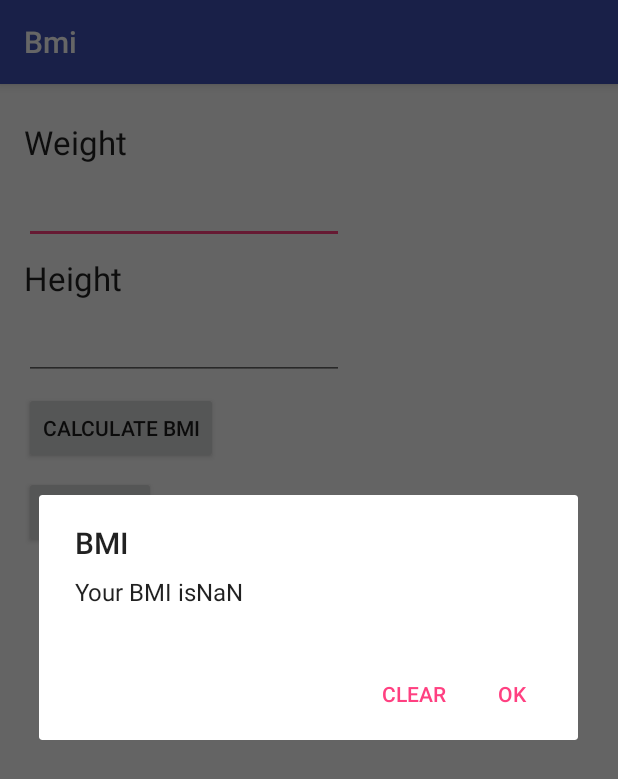
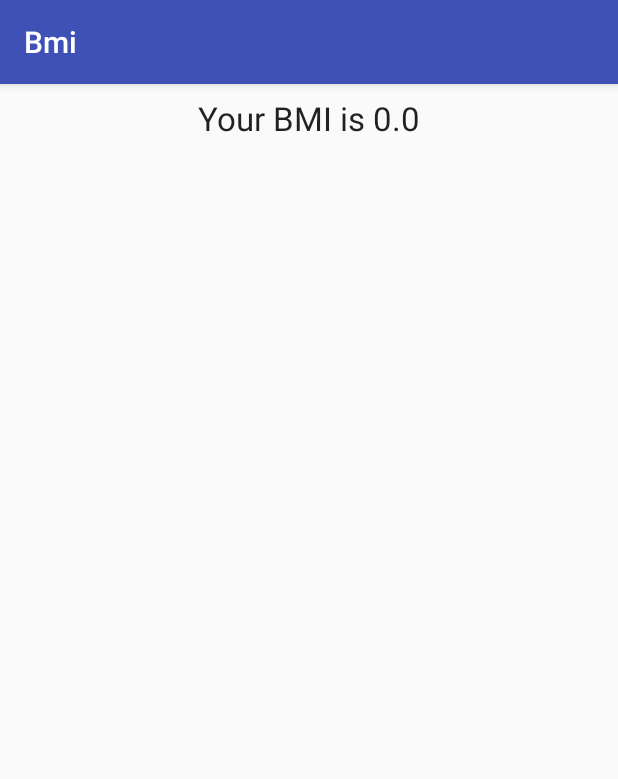
Before and after one commit to ruby10387/Bmi, an Android app: the screen it shows after launch (MainActivity before the commit, ResultActivity after it), after a tap on "CALCULATE BMI", on a phone screen of 412 x 824 dp. Shown: the top 779 px of the screen. Run offline under Robolectric (Android 15) with nearby library versions, the phone set to English and light mode, and no system bars; 2 statements that could not run were skipped.

```diff
--- a/app/build.gradle
+++ b/app/build.gradle
@@ -20,7 +20,7 @@ android {
 
 dependencies {
     implementation fileTree(dir: 'libs', include: ['*.jar'])
-    implementation 'com.android.support:appcompat-v7:28.0.0'
+    implementation 'com.android.support:appcompat-v7:27+'
     implementation 'com.android.support.constraint:constraint-layout:1.1.3'
     testImplementation 'junit:junit:4.12'
     androidTestImplementation 'com.android.support.test:runner:1.0.2'
--- a/app/src/main/AndroidManifest.xml
+++ b/app/src/main/AndroidManifest.xml
@@ -16,6 +16,7 @@
                 <category android:name="android.intent.category.LAUNCHER" />
             </intent-filter>
         </activity>
+        <activity android:name=".ResultActivity"></activity>
     </application>
 
 </manifest>
--- a/app/src/main/java/com/ruby/bmi/MainActivity.java
+++ b/app/src/main/java/com/ruby/bmi/MainActivity.java
@@ -2,6 +2,7 @@ package com.ruby.bmi;
 
 import android.app.AlertDialog;
 import android.content.DialogInterface;
+import android.content.Intent;
 import android.support.v7.app.AppCompatActivity;
 import android.os.Bundle;
 import android.util.Log;
@@ -20,6 +21,7 @@ public class MainActivity extends AppCompatActivity {
     @Override
     protected void onCreate(Bundle savedInstanceState) {
         super.onCreate(savedInstanceState);
+        Log.d("MainActivity","onCreate");
         setContentView(R.layout.activity_main);
         findViews();
     }
@@ -42,6 +44,42 @@ public class MainActivity extends AppCompatActivity {
 //               help.setOnClickListener(listener);
     }
 
+    @Override
+    protected void onStart() {
+        super.onStart();
+        Log.d("MainActivity","onStart");
+    }
+
+    @Override
+    protected void onStop() {
+        super.onStop();
+        Log.d("MainActivity","onStop");
+    }
+
+    @Override
+    protected void onDestroy() {
+        super.onDestroy();
+        Log.d("MainActivity","onDestroy");
+    }
+
+    @Override
+    protected void onPause() {
+        super.onPause();
+        Log.d("MainActivity","onPause");
+    }
+
+    @Override
+    protected void onResume() {
+        super.onResume();
+        Log.d("MainActivity","onResume");
+    }
+
+    @Override
+    protected void onRestart() {
+        super.onRestart();
+        Log.d("MainActivity","onRestart");
+    }
+
     public void bmi(View view){
         Log.d("MainActivity","bmi");
         String w = edWeight.getText().toString();
@@ -51,18 +89,23 @@ public class MainActivity extends AppCompatActivity {
         float height = Float.parseFloat(h);
         float bmi = weight / (height * height);
         Log.d("MainActivity",bmi+"");
-        Toast.makeText(this,getString(R.string.your_bmi_is)+bmi,Toast.LENGTH_LONG).show();
-        new AlertDialog.Builder(this)
-                .setMessage(getString(R.string.your_bmi_is)+bmi)
-                .setTitle("BMI")
-                .setPositiveButton(R.string.ok, null)
-                .setNegativeButton(R.string.clear, new DialogInterface.OnClickListener() {
-                    @Override
-                    public void onClick(DialogInterface dialog, int which) {
-                        edWeight.setText("");
-                        edHeight.setText("");
-                    }
-                })
-                .show();
+
+        Intent intent = new Intent(this,ResultActivity.class);
+        intent.putExtra("Bmi",bmi);
+        startActivity(intent);
+
+//        Toast.makeText(this,getString(R.string.your_bmi_is)+bmi,Toast.LENGTH_LONG).show();
+//        new AlertDialog.Builder(this)
+//                .setMessage(getString(R.string.your_bmi_is)+bmi)
+//                .setTitle("BMI")
+//                .setPositiveButton(R.string.ok, null)
+//                .setNegativeButton(R.string.clear, new DialogInterface.OnClickListener() {
+//                    @Override
+//                    public void onClick(DialogInterface dialog, int which) {
+//                        edWeight.setText("");
+//                        edHeight.setText("");
+//                    }
+//                })
+//                .show();
     }
 }
--- /dev/null
+++ b/app/src/main/java/com/ruby/bmi/ResultActivity.java
@@ -0,0 +1,17 @@
+package com.ruby.bmi;
+
+import android.support.v7.app.AppCompatActivity;
+import android.os.Bundle;
+import android.widget.TextView;
+
+public class ResultActivity extends AppCompatActivity {
+
+    @Override
+    protected void onCreate(Bundle savedInstanceState) {
+        super.onCreate(savedInstanceState);
+        setContentView(R.layout.activity_result);
+        float bmi = getIntent().getFloatExtra("Bmi ",0);
+        TextView tvResult = findViewById(R.id.result);
+        tvResult.setText("Your BMI is " + bmi);
+    }
+}
--- /dev/null
+++ b/app/src/main/res/layout/activity_result.xml
@@ -0,0 +1,20 @@
+<?xml version="1.0" encoding="utf-8"?>
+<android.support.constraint.ConstraintLayout xmlns:android="http://schemas.android.com/apk/res/android"
+    xmlns:app="http://schemas.android.com/apk/res-auto"
+    xmlns:tools="http://schemas.android.com/tools"
+    android:layout_width="match_parent"
+    android:layout_height="match_parent"
+    tools:context=".ResultActivity">
+
+    <TextView
+        android:id="@+id/result"
+        android:layout_width="wrap_content"
+        android:layout_height="wrap_content"
+        android:layout_marginEnd="8dp"
+        android:layout_marginStart="8dp"
+        android:layout_marginTop="8dp"
+        android:textAppearance="@style/TextAppearance.AppCompat.Large"
+        app:layout_constraintEnd_toEndOf="parent"
+        app:layout_constraintStart_toStartOf="parent"
+        app:layout_constraintTop_toTopOf="parent" />
+</android.support.constraint.ConstraintLayout>
```
